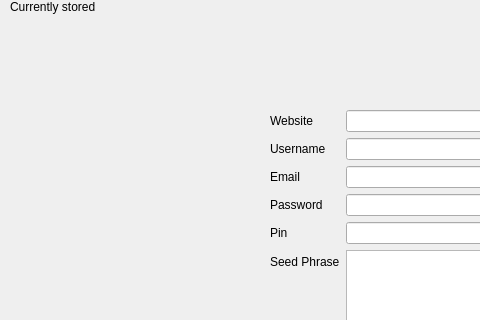
First picture: the form in MainWindow.ui, repository Harrisonp365/FinalPassV2, before the edit; both pictures show x 0 to 480 and y 0 to 320 of the 800 by 600 pixel window.
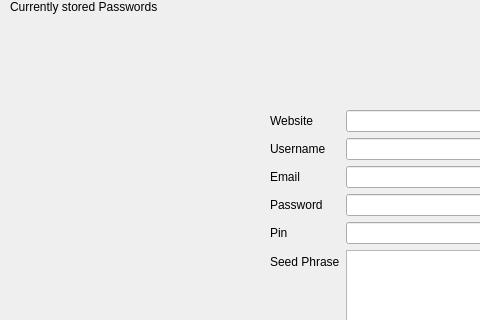
Second picture: the form after the edit.

What changed in the file:
```diff
--- a/MainWindow.ui
+++ b/MainWindow.ui
@@ -51,7 +51,7 @@
      <item>
       <widget class="QLabel" name="label_4">
        <property name="text">
-        <string>Currently stored</string>
+        <string>Currently stored Passwords</string>
        </property>
       </widget>
      </item>
```
